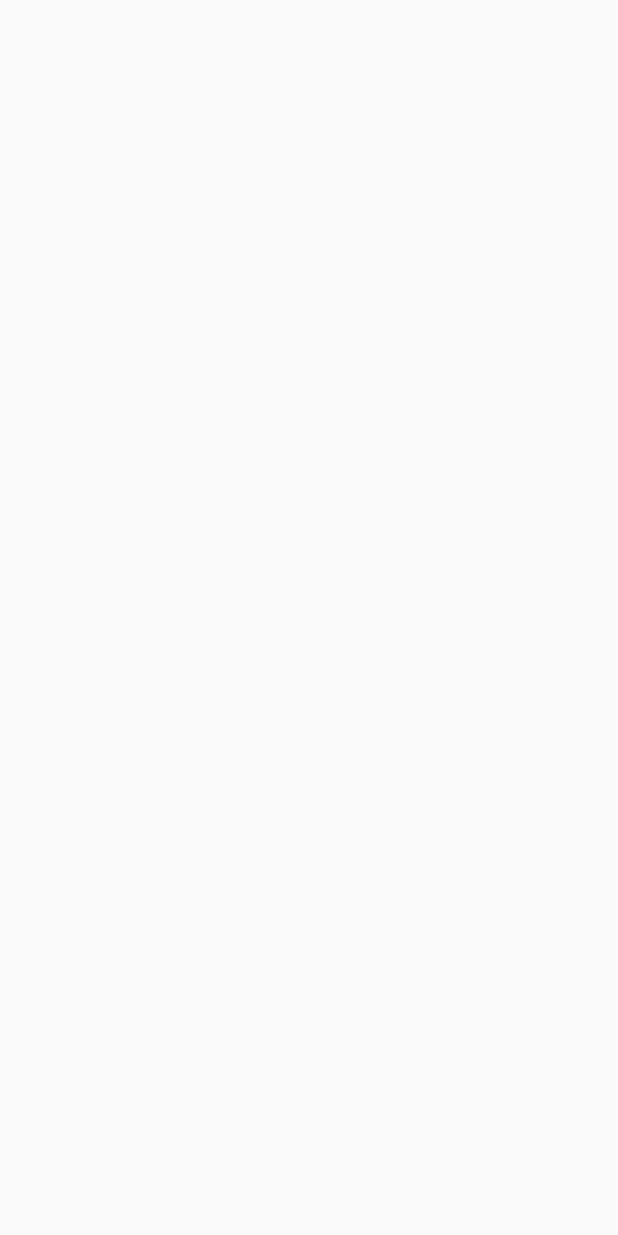
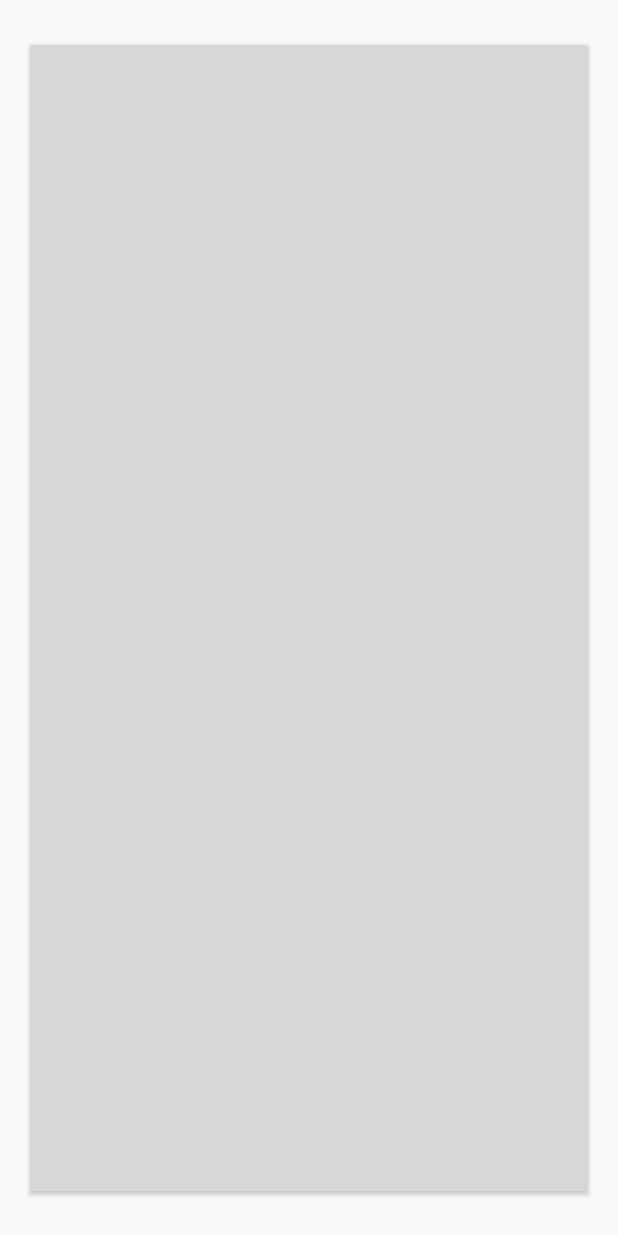
Before and after one commit to kmh339/MyCody, an Android app: the TopCody screen opened directly, with no data from a screen before it, on a phone screen of 412 x 824 dp. Before the commit the screen is empty. Run offline under Robolectric (Android 15) with nearby library versions, the phone set to English and light mode, and no system bars.

Commit message:
SQLite 2nd Try
Recycler View Try

```diff
--- a/app/src/main/java/com/example/mycody/data/TopDB.java
+++ b/app/src/main/java/com/example/mycody/data/TopDB.java
@@ -6,6 +6,6 @@ public class TopDB {
 
     public static final class CodyEntry implements BaseColumns{
         public static final String TABLE_NAME = "clothList";
-        public static final String COLUMN_TOP_NAME = "topName";
+        public static final String COLUMN_TOP_URI = "topUri";
     }
 }
--- a/app/src/main/java/com/example/mycody/data/TopDBHelper.java
+++ b/app/src/main/java/com/example/mycody/data/TopDBHelper.java
@@ -18,7 +18,7 @@ public class TopDBHelper extends SQLiteOpenHelper {
         final String SQL_CREATE_CLOTHLIST_TABLE = "CREATE TABLE " +
                 CodyEntry.TABLE_NAME + " (" +
                 CodyEntry._ID + "INTEGER PRIMARY KEY AUTOINCREMENT, " +
-                CodyEntry.COLUMN_TOP_NAME + "TEXT NOT NULL" + ");";
+                CodyEntry.COLUMN_TOP_URI + " TEXT NOT NULL " + "); ";
 
         sqLiteDatabase.execSQL(SQL_CREATE_CLOTHLIST_TABLE);
 
--- a/app/src/main/res/layout/activity_topcody.xml
+++ b/app/src/main/res/layout/activity_topcody.xml
@@ -7,8 +7,20 @@
     android:padding="16dp"
     tools:context="com.example.mycody.TopCody">
 
+    <androidx.recyclerview.widget.RecyclerView
+        android:id="@+id/top_list_view"
+        android:layout_width="match_parent"
+        android:layout_height="wrap_content" />
 
 
 
+    <Button
+        android:id="@+id/camera_btn"
+        android:layout_width="match_parent"
+        android:layout_height="wrap_content"
+        android:layout_marginBottom="8dp"
+        android:layout_marginTop="8dp"
+        android:layout_weight="1"/>
+
 
 </LinearLayout>
```
